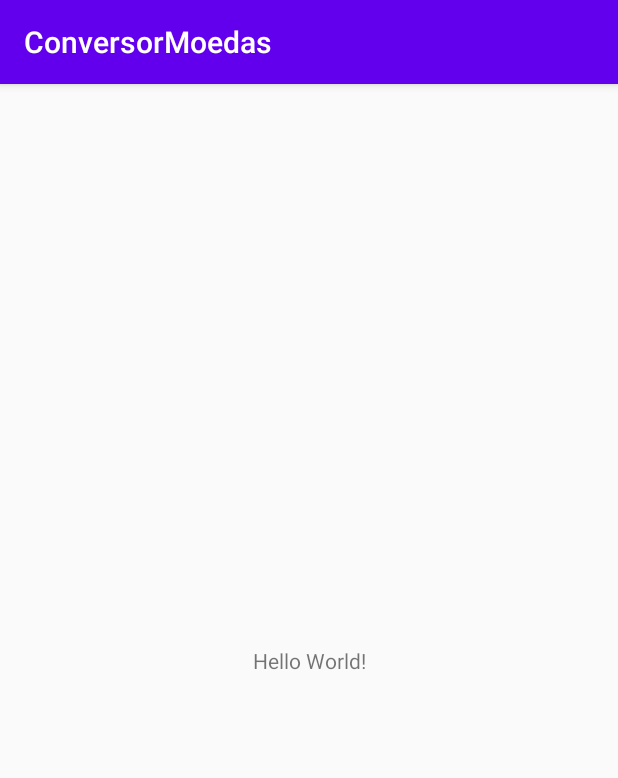
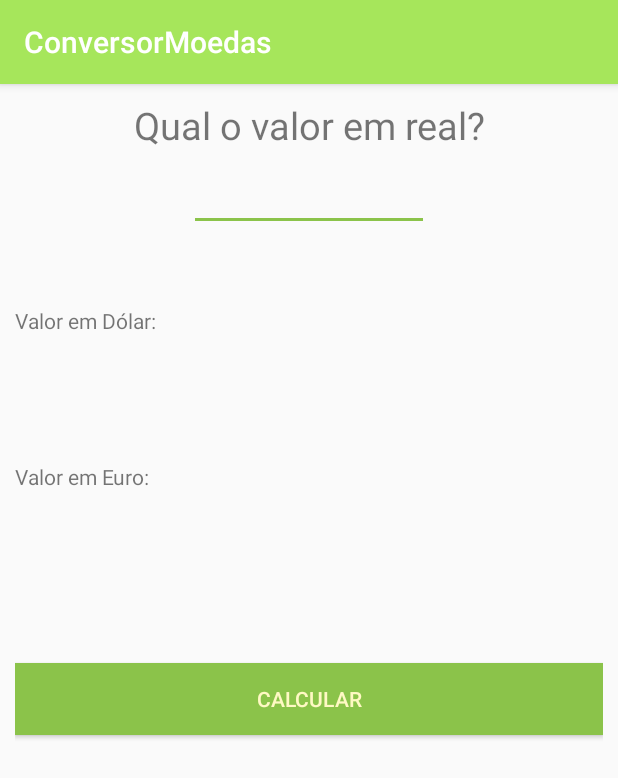
Before and after one commit to cirrastda/ConversorMoedas, an Android app: the screen it shows after launch (MainActivity), on a phone screen of 412 x 824 dp. Shown: the top 778 px of the screen. Run offline under Robolectric (Android 15) with nearby library versions, the phone set to English and light mode, and no system bars.

Commit message:
Conversor de Moedas

```diff
--- a/app/src/main/java/com/cirrastec/conversormoedas/MainActivity.java
+++ b/app/src/main/java/com/cirrastec/conversormoedas/MainActivity.java
@@ -3,12 +3,78 @@ package com.cirrastec.conversormoedas;
 import androidx.appcompat.app.AppCompatActivity;
 
 import android.os.Bundle;
+import android.view.View;
+import android.widget.Button;
+import android.widget.EditText;
+import android.widget.TextView;
+import android.widget.Toast;
 
-public class MainActivity extends AppCompatActivity {
+public class MainActivity extends AppCompatActivity implements View.OnClickListener{
+
+    private ViewHolder mViewHolder = new ViewHolder();
 
     @Override
     protected void onCreate(Bundle savedInstanceState) {
         super.onCreate(savedInstanceState);
         setContentView(R.layout.activity_main);
+
+        this.initObjects();
+        this.clearValues();
+
+        // ViewHolder
+        // ListView
+
     }
+
+    private void initObjects() {
+        this.mViewHolder.valor = findViewById(R.id.edit_value);
+        this.mViewHolder.valorDolar = findViewById(R.id.text_dolar);
+        this.mViewHolder.valorEuro = findViewById(R.id.text_euro);
+        this.mViewHolder.buttonCalculate = this.findViewById(R.id.button_calculate);
+
+        this.mViewHolder.buttonCalculate.setOnClickListener(this);
+        this.mViewHolder.valor.addTextChangedListener(new MoneyTextWatcher(this.mViewHolder.valor));
+    }
+
+    @Override
+    public void onClick(View v) {
+        if (v.getId()==R.id.button_calculate) {
+            String value = this.mViewHolder.valor.getText().toString();
+            if ("".equals(value)) {
+                Toast.makeText(this, R.string.informe_valor, Toast.LENGTH_LONG).show();
+            } else {
+                this.calculate(value);
+            }
+        }
+    }
+
+    private void clearValues() {
+        this.mViewHolder.valorDolar.setText("");
+        this.mViewHolder.valorEuro.setText("");
+    }
+
+    private void calculate(String value) {
+        value = value.replace(",",".")
+                .replaceAll("[^\\d.]","")
+                .trim();
+        //Toast.makeText(this, value, Toast.LENGTH_LONG).show();
+        Double dReal = Double.valueOf(value), dDolar, dEuro;
+
+        dDolar = (dReal / 4);
+        dEuro = (dReal / 5);
+
+        this.mViewHolder.valorDolar.setText("$"+String.format("%.2f",dDolar));
+        this.mViewHolder.valorEuro.setText("€"+String.format("%.2f",dEuro));
+    }
+
+    private static class ViewHolder {
+        EditText valor;
+        TextView valorDolar;
+        TextView valorEuro;
+        Button buttonCalculate;
+        /*
+        EditText valor =
+        */
+    }
+
 }
--- /dev/null
+++ b/app/src/main/java/com/cirrastec/conversormoedas/MoneyTextWatcher.java
@@ -0,0 +1,45 @@
+package com.cirrastec.conversormoedas;
+
+import android.text.Editable;
+import android.text.TextWatcher;
+import android.widget.EditText;
+
+import java.lang.ref.WeakReference;
+import java.math.BigDecimal;
+import java.text.NumberFormat;
+
+
+public class MoneyTextWatcher implements TextWatcher {
+    private final WeakReference<EditText> editTextWeakReference;
+
+    public MoneyTextWatcher(EditText editText) {
+        editTextWeakReference = new WeakReference<EditText>(editText);
+    }
+
+    @Override
+    public void beforeTextChanged(CharSequence s, int start, int count, int after) {
+    }
+
+    @Override
+    public void onTextChanged(CharSequence s, int start, int before, int count) {
+    }
+
+    @Override
+    public void afterTextChanged(Editable editable) {
+        EditText editText = editTextWeakReference.get();
+        if (editText == null) return;
+        String s = editable.toString();
+        if (s.isEmpty()) return;
+        editText.removeTextChangedListener(this);
+        String cleanString = s.replaceAll("[$,.]", "");
+        BigDecimal parsed = new BigDecimal(cleanString).setScale(2, BigDecimal.ROUND_FLOOR).divide(new BigDecimal(100), BigDecimal.ROUND_FLOOR);
+
+        String formatted = NumberFormat.getCurrencyInstance().format(parsed);
+
+        editText.setText(formatted);
+        editText.setSelection(formatted.length());
+
+        //editText.addTextChangedListener(this);
+
+    }
+}
--- a/app/src/main/res/layout/activity_main.xml
+++ b/app/src/main/res/layout/activity_main.xml
@@ -1,18 +1,74 @@
 <?xml version="1.0" encoding="utf-8"?>
-<androidx.constraintlayout.widget.ConstraintLayout xmlns:android="http://schemas.android.com/apk/res/android"
-    xmlns:app="http://schemas.android.com/apk/res-auto"
+<LinearLayout xmlns:android="http://schemas.android.com/apk/res/android"
     xmlns:tools="http://schemas.android.com/tools"
     android:layout_width="match_parent"
     android:layout_height="match_parent"
+    android:layout_margin="10dp"
+    android:orientation="vertical"
     tools:context=".MainActivity">
+
+    <TextView
+        android:layout_width="match_parent"
+        android:layout_height="wrap_content"
+        android:text="@string/qual_o_valor_em_real"
+        android:gravity="center"
+        android:textSize="25sp"
+        />
+
+    <EditText
+        android:id="@+id/edit_value"
+        android:layout_width="160dp"
+        android:layout_height="wrap_content"
+        android:layout_gravity="center"
+        android:text=""
+        android:layout_marginTop="8dp"
+        android:textAlignment="textEnd"
+        android:inputType="numberDecimal"
+        android:digits="0123456789.,"
+        />
 
     <TextView
         android:layout_width="wrap_content"
         android:layout_height="wrap_content"
-        android:text="Hello World!"
-        app:layout_constraintBottom_toBottomOf="parent"
-        app:layout_constraintLeft_toLeftOf="parent"
-        app:layout_constraintRight_toRightOf="parent"
-        app:layout_constraintTop_toTopOf="parent" />
+        android:text="@string/valor_em_d_lar"
+        android:layout_marginTop="50dp"
+        />
 
-</androidx.constraintlayout.widget.ConstraintLayout>
+    <TextView
+        android:id="@+id/text_dolar"
+        android:layout_width="wrap_content"
+        android:layout_height="wrap_content"
+        android:text="@string/valor_em_d_lar"
+        android:layout_marginTop="10dp"
+        android:textSize="18sp"
+        android:textColor="@color/colorAccent"
+        />
+
+    <TextView
+        android:layout_width="wrap_content"
+        android:layout_height="wrap_content"
+        android:text="@string/valor_em_euro"
+        android:layout_marginTop="50dp"
+
+        />
+
+    <TextView
+        android:id="@+id/text_euro"
+        android:layout_width="wrap_content"
+        android:layout_height="wrap_content"
+        android:text="@string/valor_em_euro"
+        android:layout_marginTop="10dp"
+        android:textSize="18sp"
+        android:textColor="@color/colorAccent"
+        />
+
+    <Button
+        android:id="@+id/button_calculate"
+        android:layout_width="match_parent"
+        android:layout_height="wrap_content"
+        android:background="@color/colorAccent"
+        android:text="@string/calcular"
+        android:textColor="@color/colorLight"
+        android:layout_marginTop="80dp"
+        />
+</LinearLayout>
--- a/app/src/main/res/values/colors.xml
+++ b/app/src/main/res/values/colors.xml
@@ -1,6 +1,10 @@
 <?xml version="1.0" encoding="utf-8"?>
 <resources>
-    <color name="colorPrimary">#6200EE</color>
-    <color name="colorPrimaryDark">#3700B3</color>
-    <color name="colorAccent">#03DAC5</color>
+    <color name="colorPrimary">#a6e65b</color>
+    <color name="colorPrimaryDark">#85bc47</color>
+    <color name="colorAccent">#8BC34A</color>
+    <color name="colorLight">#FFF9C4</color>
+    <color name="colorPrimaryText">#212121</color>
+    <color name="colorSecundaryText">#757575</color>
+    <color name="colorDividerText">#BDBDBD</color>
 </resources>
--- a/app/src/main/res/values/strings.xml
+++ b/app/src/main/res/values/strings.xml
@@ -1,3 +1,9 @@
 <resources>
     <string name="app_name">ConversorMoedas</string>
+    <string name="app_description">Conversor de Moedas</string>
+    <string name="qual_o_valor_em_real">Qual o valor em real?</string>
+    <string name="valor_em_d_lar">Valor em Dólar:</string>
+    <string name="valor_em_euro">Valor em Euro:</string>
+    <string name="calcular">Calcular</string>
+    <string name="informe_valor">Informe um Valor</string>
 </resources>
```
Also changed, not shown: 1 other file.
